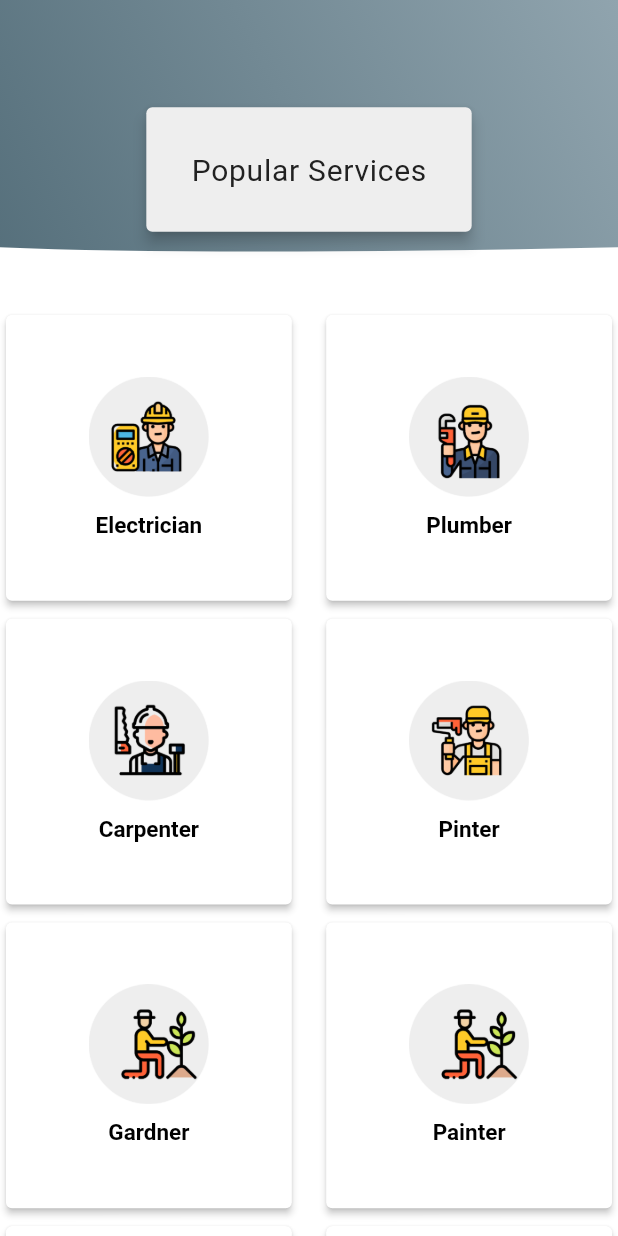
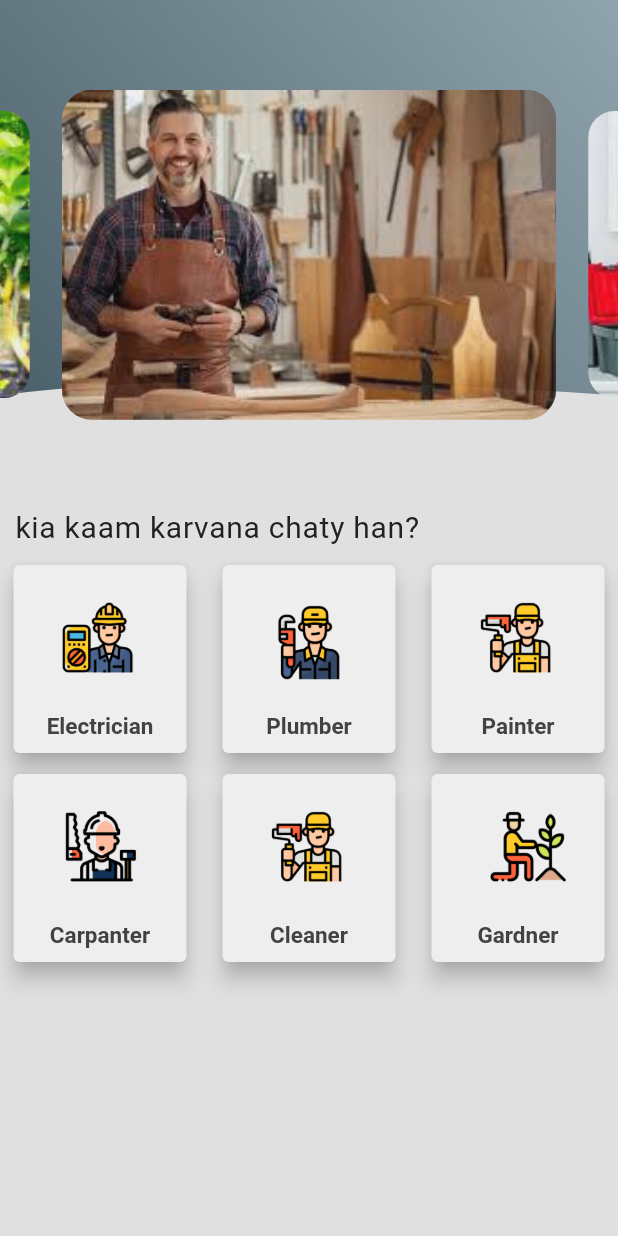
Before and after one commit to WaseemAbbasi22/Hunarmand, a Flutter app: the screen it shows after launch, in the side drawer, after a tap on "LogOut", on a phone screen of 412 x 824 dp. Run offline on Flutter 3.47's test engine with Material 2 defaults, Android fonts, the phone set to English and light mode, and no system bars; drawn by our look-alikes of carousel_slider; our stand-ins replace firebase_auth, firebase_core, flutter_swiper, font_awesome_flutter, google_maps_flutter, gradient_widgets and 1 more; accounts and stored records are empty.

Commit message:
adding clipart to homescreen with slider

```diff
--- a/lib/BusinessLogic/services.dart
+++ b/lib/BusinessLogic/services.dart
@@ -5,31 +5,31 @@ List<Services> services = <Services>[
   Services(
     title: 'Electrician',
     color: Colors.orange,
-    serviceImage: 'assets/elec.jpg',
+    serviceImage: 'assets/electriciank.png',
   ),
   Services(
     title: 'Plumber',
     color: Colors.blue,
-    serviceImage: 'assets/plum.jpg',
+    serviceImage: 'assets/plumberk.png',
   ),
   Services(
     title: 'Painter',
     color: Colors.deepPurple,
-    serviceImage: 'assets/pain.jpg',
+    serviceImage: 'assets/painterk.png',
   ),
   Services(
     title: 'Carpanter',
     color: Colors.green,
-    serviceImage: 'assets/carp.jpg',
+    serviceImage: 'assets/carpenterk.png',
   ),
   Services(
     title: 'Cleaner',
     color: Colors.red,
-    serviceImage: 'assets/cleaner.jpg',
+    serviceImage: 'assets/painterk.png',
   ),
   Services(
     title: 'Gardner',
     color: Colors.amber,
-    serviceImage: 'assets/gardner.JPG',
+    serviceImage: 'assets/gardnerk.png',
   ),
 ];
--- a/lib/Screens/HomeScreen.dart
+++ b/lib/Screens/HomeScreen.dart
@@ -160,8 +160,7 @@ class _HomeState extends State<Home> {
   Widget _cardWidget({String image, String text}) {
     return InkWell(
       onTap: () {
-        Navigator.push(
-            context, MaterialPageRoute(builder: (context) => ServiceDetail()));
+        Navigator.of(context).pushNamed('/services');
       },
       child: Card(
         color: Colors.grey[395],
--- a/lib/Screens/duplicate/clipper_screen.dart
+++ b/lib/Screens/duplicate/clipper_screen.dart
@@ -1,5 +1,9 @@
+import 'package:Hunarmand_signIn_Ui/BusinessLogic/services.dart';
 import 'package:Hunarmand_signIn_Ui/Screens/HomeScreen.dart';
 import 'package:Hunarmand_signIn_Ui/Screens/service_detail_screen.dart';
+import 'package:Hunarmand_signIn_Ui/Screens/slider.dart';
+import 'package:Hunarmand_signIn_Ui/utils/color.dart';
+import 'package:flutter/cupertino.dart';
 import 'package:flutter/material.dart';
 import 'dart:math' as math;
 
@@ -36,7 +40,7 @@ class _ClipperDesignState extends State<ClipperDesign>
   Widget build(BuildContext context) {
     var size = MediaQuery.of(context).size;
     return Scaffold(
-      backgroundColor: Colors.white,
+      backgroundColor: Colors.grey[300],
       resizeToAvoidBottomPadding: false,
       body: Column(
         children: [
@@ -49,29 +53,50 @@ class _ClipperDesignState extends State<ClipperDesign>
                   return ClipPath(
                     clipper: DrawClip(_controller.value),
                     child: Container(
-                      height: size.height * 0.25,
+                      height: size.height * 0.4,
                       decoration: BoxDecoration(
                         gradient: LinearGradient(
                             begin: Alignment.bottomLeft,
                             end: Alignment.topRight,
                             colors: [
-                              Colors.blueGrey[600],
-                              Colors.blueGrey[300]
+                              bluegrayColors,
+                              bluegrayLightColor,
                             ]),
                       ),
                     ),
                   );
                 },
               ),
+
+              // Container(
+              //   margin: EdgeInsets.only(top: 60.0),
+              //   child: Card(
+              //     color: Colors.grey[200],
+              //     elevation: 4.0,
+              //     child: Container(
+              //       padding: EdgeInsets.all(30.0),
+              //       child: Text(
+              //         'Popular Services',
+              //         style: TextStyle(
+              //           color: Colors.grey[900],
+              //           //fontWeight: FontWeight.bold,
+              //           fontSize: 20.0,
+              //           letterSpacing: 0.5,
+              //         ),
+              //       ),
+              //     ),
+              //   ),
+              // ),
+              Cslider(),
+            ],
+          ),
           Container(
-                margin: EdgeInsets.only(top: 20.0),
-                child: Card(
-                  color: Colors.grey[200],
-                  elevation: 4.0,
+            //margin: EdgeInsets.only(top: 10.0),
+            alignment: Alignment.topLeft,
             child: Container(
-                    padding: EdgeInsets.all(30.0),
+              padding: EdgeInsets.all(10.0),
               child: Text(
-                      'Popular Services',
+                'kia kaam karvana chaty han?',
                 style: TextStyle(
                   color: Colors.grey[900],
                   //fontWeight: FontWeight.bold,
@@ -81,28 +106,21 @@ class _ClipperDesignState extends State<ClipperDesign>
               ),
             ),
           ),
+          Expanded(
+            child: GridView.builder(
+                gridDelegate: SliverGridDelegateWithFixedCrossAxisCount(
+                  mainAxisSpacing: 6,
+                  crossAxisSpacing: 6,
+                  // primary: false,
+                  crossAxisCount: 3,
                 ),
-            ],
-          ),
-
-          Expanded(
-            child: GridView.count(
-              mainAxisSpacing: 4,
-              crossAxisSpacing: 15,
-              primary: false,
-              crossAxisCount: 2,
-              children: <Widget>[
-                _cardWidget(
-                    image: 'assets/electriciank.png', text: 'Electrician'),
-                _cardWidget(image: 'assets/plumberk.png', text: 'Plumber'),
-                _cardWidget(image: 'assets/carpenterk.png', text: 'Carpenter'),
-                _cardWidget(image: 'assets/painterk.png', text: 'Pinter'),
-                _cardWidget(image: 'assets/gardnerk.png', text: 'Gardner'),
-                _cardWidget(image: 'assets/gardnerk.png', text: 'Painter'),
-                _cardWidget(image: 'assets/gardnerk.png', text: 'Electrician'),
-                _cardWidget(image: 'assets/gardnerk.png', text: 'Electrician'),
-              ], //hhhyiyyubbb jjhjh
-            ),
+                // itemCount: ,
+                itemCount: services.length,
+                itemBuilder: (context, index) {
+                  final service = services[index];
+                  return _cardWidget(
+                      image: service.serviceImage, text: service.title);
+                }),
           ),
           //Expanded(child: Home()),
         ],
@@ -113,12 +131,13 @@ class _ClipperDesignState extends State<ClipperDesign>
   Widget _cardWidget({String image, String text}) {
     return InkWell(
       onTap: () {
-        Navigator.push(
-            context, MaterialPageRoute(builder: (context) => ServiceDetail()));
+        Navigator.of(context).pushNamed('/services');
       },
+      child: Padding(
+        padding: const EdgeInsets.symmetric(horizontal: 5.0),
         child: Card(
-        color: Colors.grey[395],
-        elevation: 2,
+          color: Colors.grey[200],
+          elevation: 6,
           child: Column(
             mainAxisAlignment: MainAxisAlignment.center,
             crossAxisAlignment: CrossAxisAlignment.center,
@@ -135,11 +154,12 @@ class _ClipperDesignState extends State<ClipperDesign>
               ),
               Text(text,
                   style: TextStyle(
-                  color: Colors.black,
+                    color: Colors.grey[800],
                     fontSize: 15.0,
                     fontWeight: FontWeight.bold,
                   ))
             ],
+          ),
         ),
       ),
     );
--- a/lib/Screens/starter.dart
+++ b/lib/Screens/starter.dart
@@ -32,7 +32,7 @@ class StarterScreen extends StatelessWidget {
             //,
             ClipperDesign(),
             //Home(),
-            //HomeS(),
+            // HomeS(),
 
             //CollapsingNavigationDrawer(),
           ],
```
Lines whose indentation alone changed are shown as unchanged.
